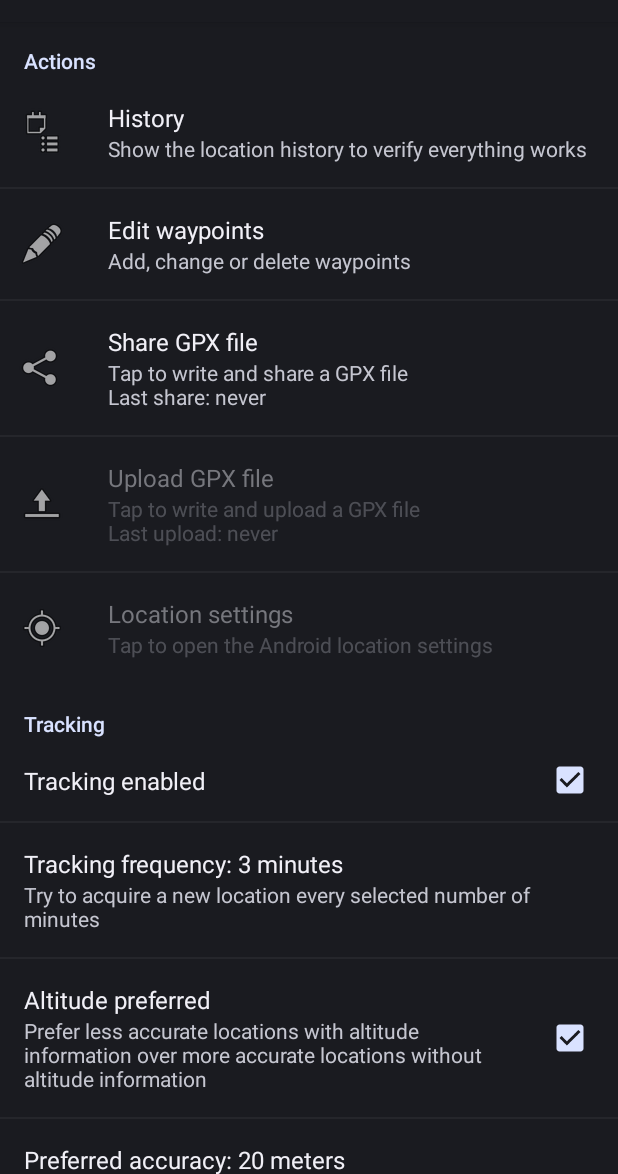
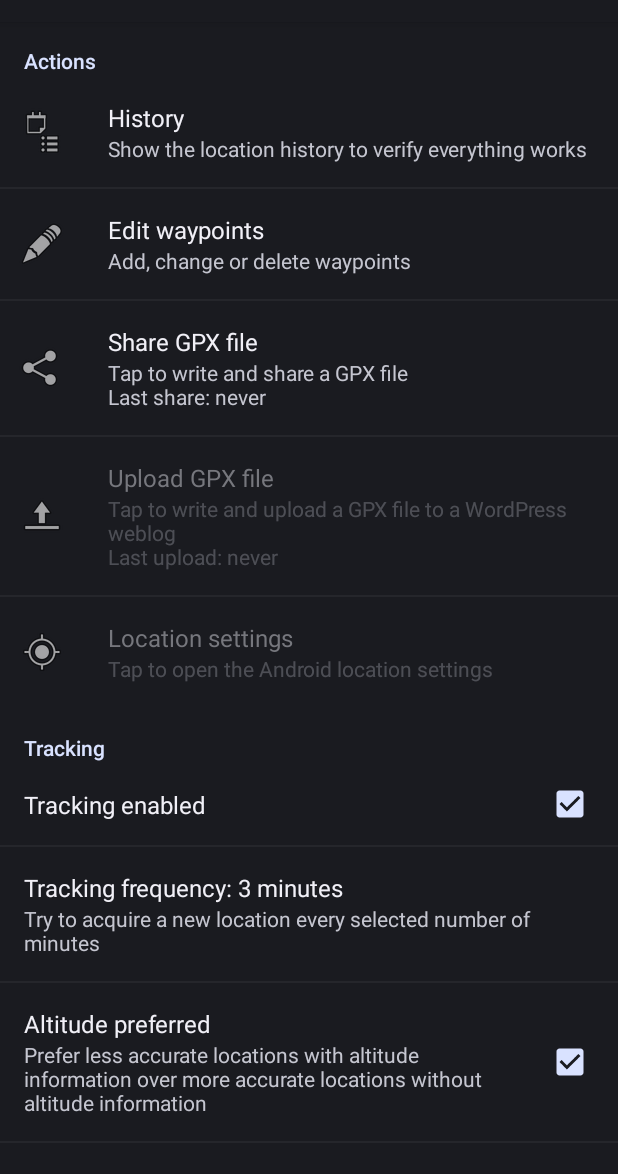
Before and after one commit to M66B/BackPackTrackII, an Android app: the screen it shows after launch (ActivitySettings), on a phone screen of 412 x 824 dp, the part 62-1236 px from its top. Run offline under Robolectric (Android 15) with nearby library versions, the phone set to English and light mode, and no system bars; libraries missing offline, so code that uses them is left out: de.timroes.axmlrpc.

Commit message:
Improved text

```diff
--- a/app/src/main/res/values/strings.xml
+++ b/app/src/main/res/values/strings.xml
@@ -38,7 +38,7 @@
     <string name="summary_history">Show the location history to verify everything works</string>
     <string name="summary_edit">Add, change or delete waypoints</string>
     <string name="summary_share">Tap to write and share a GPX file\nLast share: %s</string>
-    <string name="summary_upload">Tap to write and upload a GPX file\nLast upload: %s</string>
+    <string name="summary_upload">Tap to write and upload a GPX file to a WordPress weblog\nLast upload: %s</string>
     <string name="summary_check">Tap to open the Android location settings</string>
 
     <string name="summary_frequency">Try to acquire a new location every selected number of minutes</string>
```
